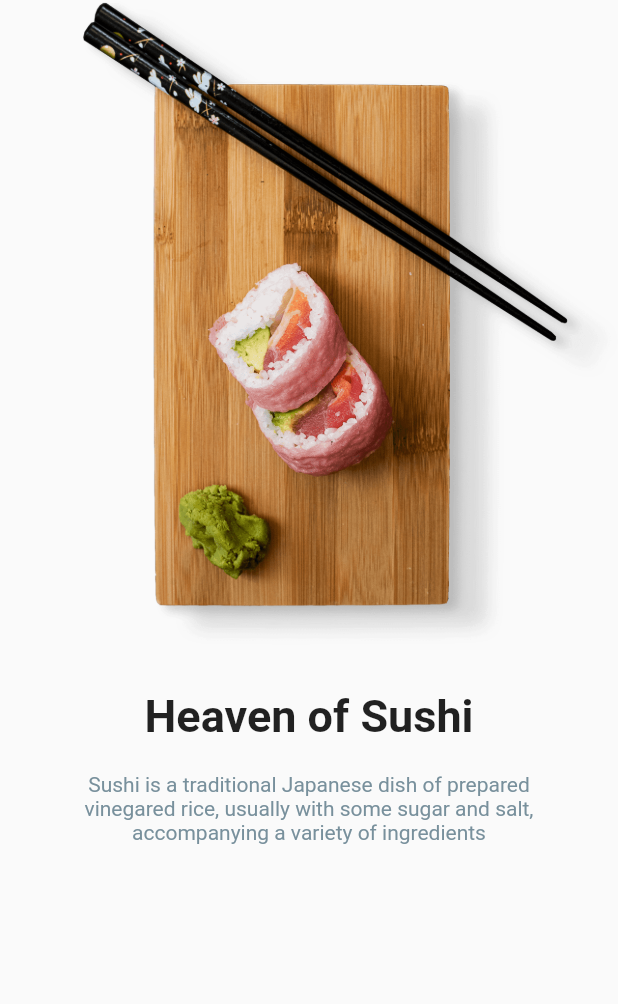
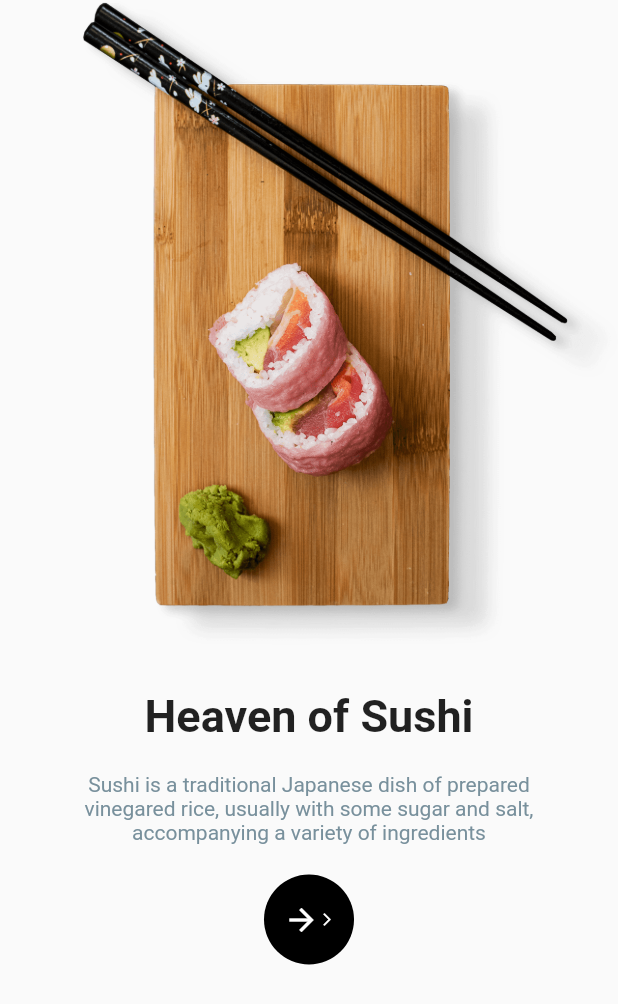
Before and after one commit to aledevme/sushiapp, a Flutter app: the screen it shows after launch, on a phone screen of 412 x 824 dp. Shown: the top 1004 px of the screen. Run offline on Flutter 3.47's test engine with Material 2 defaults, Android fonts, the phone set to English and light mode, and no system bars.

Commit message:
adding gesture detector in home 🔨 navigate to menu screen

```diff
--- a/lib/screens/home.dart
+++ b/lib/screens/home.dart
@@ -40,6 +40,25 @@ class Home extends StatelessWidget {
                   ),
                 ),
               ),
+              SizedBox(height: 20),
+              GestureDetector(
+                onTap: ()=>Navigator.pushNamed(context, 'home'),
+                child: Container(
+                  height: 60,
+                  width: 60,
+                  decoration: BoxDecoration(
+                    borderRadius: BorderRadius.circular(40),
+                    color: Colors.black
+                  ),
+                  child: Row(
+                    mainAxisAlignment: MainAxisAlignment.center,
+                    children: [
+                      Icon(Icons.arrow_forward, color: Colors.white),
+                      Icon(Icons.arrow_forward_ios, size: 10 ,color: Colors.white)
+                    ],
+                  ),
+                ),
+              )
             ],
           ),
         ),
```
